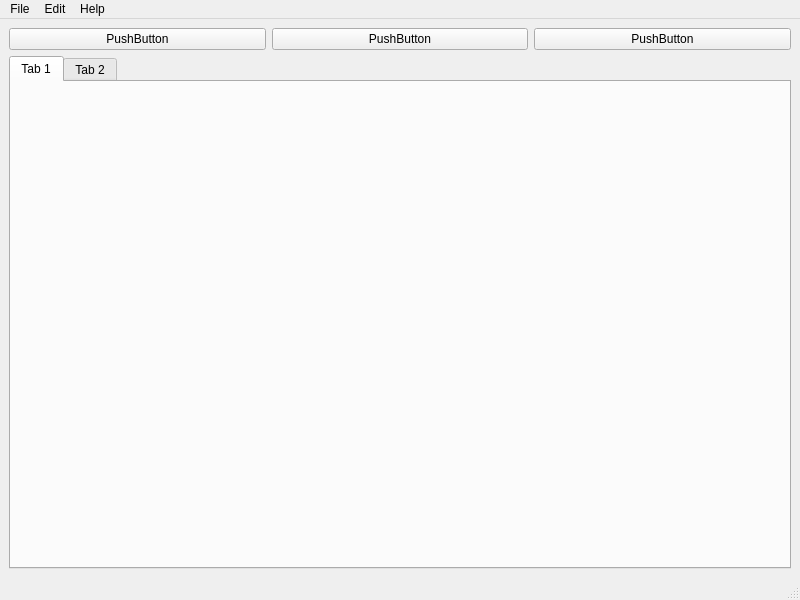
This is editor.ui in masters-info-nantes/cartoonerie-qt as Qt 5 draws it before an edit. The edited form follows.
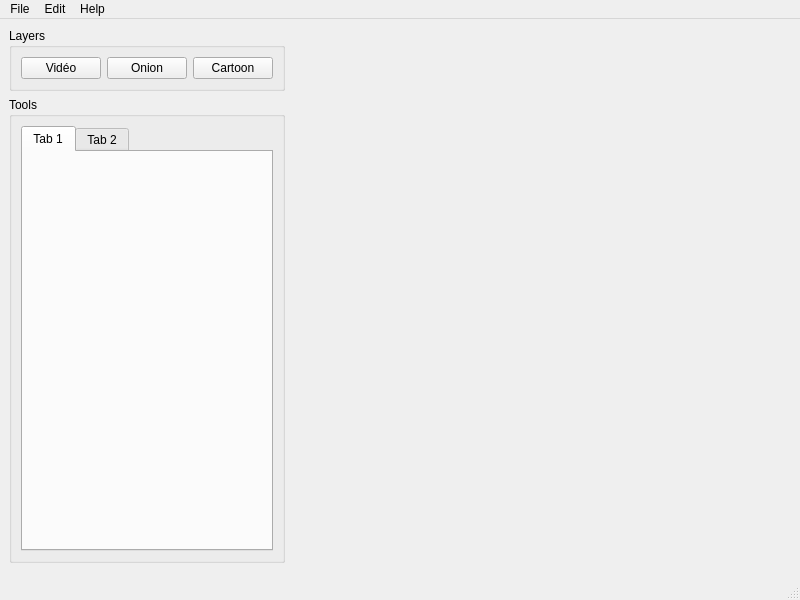
This is the edited form.

Patch:
```diff
--- a/editor.ui
+++ b/editor.ui
@@ -14,36 +14,84 @@
    <string>Cartoonerie</string>
   </property>
   <widget class="QWidget" name="centralwidget">
+   <layout class="QVBoxLayout" name="verticalLayout_2">
+    <item>
    <layout class="QHBoxLayout" name="horizontalLayout">
     <item>
      <layout class="QVBoxLayout" name="verticalLayout">
+        <property name="sizeConstraint">
+         <enum>QLayout::SetMinimumSize</enum>
+        </property>
       <item>
+         <widget class="QGroupBox" name="groupBox_2">
+          <property name="sizePolicy">
+           <sizepolicy hsizetype="Preferred" vsizetype="Minimum">
+            <horstretch>0</horstretch>
+            <verstretch>0</verstretch>
+           </sizepolicy>
+          </property>
+          <property name="title">
+           <string>Layers</string>
+          </property>
        <layout class="QHBoxLayout" name="horizontalLayout_2">
-        <item>
-         <widget class="QPushButton" name="pushButton_2">
-          <property name="text">
-           <string>PushButton</string>
-          </property>
-         </widget>
-        </item>
         <item>
          <widget class="QPushButton" name="pushButton_3">
           <property name="text">
-           <string>PushButton</string>
+              <string>Vidéo</string>
+             </property>
+            </widget>
+           </item>
+           <item>
+            <widget class="QPushButton" name="pushButton_2">
+             <property name="text">
+              <string>Onion</string>
           </property>
          </widget>
         </item>
         <item>
          <widget class="QPushButton" name="pushButton">
           <property name="text">
-           <string>PushButton</string>
+              <string>Cartoon</string>
           </property>
          </widget>
         </item>
        </layout>
-      </item>
+          <zorder>groupBox</zorder>
+          <zorder>groupBox</zorder>
+          <zorder>pushButton</zorder>
+          <zorder>pushButton_2</zorder>
+          <zorder>pushButton_3</zorder>
+         </widget>
+        </item>
+        <item>
+         <widget class="QGroupBox" name="groupBox">
+          <property name="sizePolicy">
+           <sizepolicy hsizetype="Preferred" vsizetype="Minimum">
+            <horstretch>0</horstretch>
+            <verstretch>0</verstretch>
+           </sizepolicy>
+          </property>
+          <property name="autoFillBackground">
+           <bool>false</bool>
+          </property>
+          <property name="title">
+           <string>Tools</string>
+          </property>
+          <property name="flat">
+           <bool>false</bool>
+          </property>
+          <property name="checkable">
+           <bool>false</bool>
+          </property>
+          <layout class="QVBoxLayout" name="verticalLayout_3">
       <item>
        <widget class="QTabWidget" name="tabWidget">
+             <property name="sizePolicy">
+              <sizepolicy hsizetype="Minimum" vsizetype="Expanding">
+               <horstretch>0</horstretch>
+               <verstretch>0</verstretch>
+              </sizepolicy>
+             </property>
         <widget class="QWidget" name="tab">
          <attribute name="title">
           <string>Tab 1</string>
@@ -57,6 +105,24 @@
        </widget>
       </item>
      </layout>
+         </widget>
+        </item>
+       </layout>
+      </item>
+      <item>
+       <widget class="QWidget" name="widget" native="true">
+        <property name="sizePolicy">
+         <sizepolicy hsizetype="Expanding" vsizetype="Minimum">
+          <horstretch>0</horstretch>
+          <verstretch>0</verstretch>
+         </sizepolicy>
+        </property>
+       </widget>
+      </item>
+     </layout>
+    </item>
+    <item>
+     <widget class="QWidget" name="widget_2" native="true"/>
     </item>
    </layout>
   </widget>
```
Left out of the diff: 2 changed lines with no effect on the pictures. Lines whose indentation alone changed are shown as unchanged.
